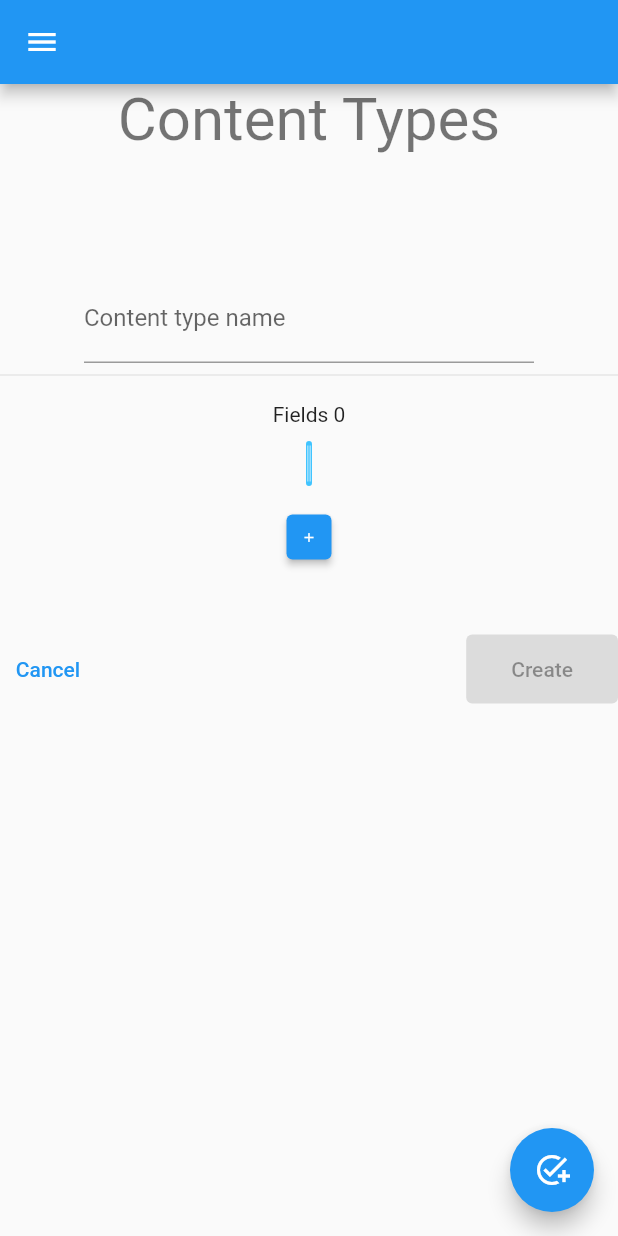
After one commit to dimitarsi/flutter-cms-client, a Flutter app: the StoryConfigPage screen opened by its route, on a phone screen of 412 x 824 dp. The commit adds this screen. Run offline on Flutter 3.47's test engine with Material 2 defaults, Android fonts, the phone set to English and light mode, and no system bars; our stand-ins replace flutter_bloc, go_router, url_strategy; missing offline and left inert: dart:html.

Commit message:
feat: create story config

```diff
--- a/lib/components/navigation/sidenav.dart
+++ b/lib/components/navigation/sidenav.dart
@@ -21,6 +21,7 @@ class SideNav extends Drawer {
     ['/', 'Home', {}],
     ['/login', 'Login', {}],
     ['/todos', 'Todos', {}],
+    ['/story-configs', 'Content Types', {}],
     [
       '/pages/foo',
       'Pages - Foo',
@@ -30,7 +31,7 @@ class SideNav extends Drawer {
       '/pages/bar',
       'Pages - Bar',
       {'slug': 'bar'}
-    ]
+    ],
   ];
 
   List<Widget> routes(BuildContext context) {
--- a/lib/main.dart
+++ b/lib/main.dart
@@ -11,7 +11,9 @@ import 'views/auth/login_page.dart';
 import 'views/home/home_page.dart';
 import 'package:url_strategy/url_strategy.dart';
 
-var publicLocations = ['/login', '/reset-password'];
+import 'views/story_config/story_config_page.dart';
+
+var publicLocations = ['/login', '/reset-password', '/story-configs'];
 
 void main() {
   setPathUrlStrategy();
@@ -27,8 +29,6 @@ class MyApp extends StatelessWidget {
     var routes = GoRouter(
       redirect: (context, state) {
         var auth = context.read<AuthCubit>();
-
-        print(">> ${state.location}");
 
         var isKnownPublicRoute = publicLocations.firstWhere(
             (element) => state.location.startsWith(element),
@@ -64,7 +64,10 @@ class MyApp extends StatelessWidget {
                 // key: state.pageKey,
                 slug: state.params['slug'] ?? 'default',
               );
-            })
+            }),
+        GoRoute(
+            path: '/story-configs',
+            builder: (context, state) => StoryConfigPage())
       ],
       // errorBuilder: (context, state,) {
       //   print(state.);
--- a/lib/views/auth/forms/register.dart
+++ b/lib/views/auth/forms/register.dart
@@ -81,7 +81,7 @@ class RegisterForm extends StatelessWidget {
           children: [
             const Text("Already have an account?"),
             TextButton(
-                onPressed: () => pageViewController?.jumpTo(0),
+                onPressed: () => pageViewController.jumpTo(0),
                 child: const Text("Login"))
           ],
         ),
--- /dev/null
+++ b/lib/views/story_config/story_config_page.dart
@@ -0,0 +1,464 @@
+import 'dart:convert';
+import 'dart:html';
+import 'dart:math';
+
+import 'package:flutter/material.dart';
+import 'package:flutter/services.dart';
+import 'package:flutter/src/widgets/framework.dart';
+import 'package:flutter/src/widgets/placeholder.dart';
+import 'package:plenty_cms/components/navigation/sidenav.dart';
+import 'package:http/http.dart';
+
+class StoryConfigPage extends StatefulWidget {
+  StoryConfigPage({super.key});
+
+  @override
+  State<StoryConfigPage> createState() => _StoryConfigPageState();
+}
+
+class PaddedText extends StatelessWidget {
+  final String data;
+
+  const PaddedText(this.data, {Key? key}) : super(key: key);
+
+  @override
+  Widget build(BuildContext context) {
+    return Padding(
+      padding: EdgeInsets.symmetric(horizontal: 8),
+      child: Text(data),
+    );
+  }
+}
+
+const dropdownOptions = [
+  DropdownMenuItem(
+    value: "text",
+    child: PaddedText("Text"),
+  ),
+  DropdownMenuItem(
+    value: "number",
+    child: PaddedText("Number"),
+  ),
+  DropdownMenuItem(
+    value: "date",
+    child: PaddedText("Date"),
+  ),
+  DropdownMenuItem(
+    value: "gallery",
+    child: PaddedText("Gallery"),
+  ),
+  DropdownMenuItem(
+    value: "list",
+    child: PaddedText("List"),
+  ),
+  DropdownMenuItem(
+    value: "reference",
+    child: PaddedText("Reference"),
+  ),
+  DropdownMenuItem(
+    value: "custom",
+    child: PaddedText("Custom"),
+  ),
+];
+
+class GroupConfig {
+  GroupConfig(
+      {required this.displayName,
+      required this.type,
+      this.width = '100%',
+      this.value = '',
+      this.label = ''}) {
+    if (label.isEmpty) {
+      label = displayName.replaceAll(RegExp(r'\s+'), "_").toLowerCase();
+    }
+  }
+
+  String label;
+  String displayName;
+  String type;
+  String width;
+  String value;
+  final int _uniqId = Random.secure().nextInt(999);
+  final int _uniqIdAgain = Random.secure().nextInt(999);
+
+  String get uuid => "$_uniqId-$_uniqIdAgain";
+
+  bool showSettings = false;
+  bool hasDefaultValue = false;
+
+  Map<String, String> toJson() {
+    return {
+      "label": label,
+      "displayName": displayName,
+      "type": type,
+      "width": width,
+    };
+  }
+}
+
+class _StoryConfigPageState extends State<StoryConfigPage> {
+  List<GroupConfig> groupConfigList = [];
+
+  @override
+  Widget build(BuildContext context) {
+    return Scaffold(
+      drawer: SideNav(),
+      appBar: AppBar(),
+      floatingActionButton: addFieldsButton(),
+      body: DropdownButtonHideUnderline(
+        child: Column(
+          children: [
+            pageTitle(),
+            Container(
+              height: 80,
+            ),
+            nameSection(),
+            groupConfingCount(),
+            fileds(),
+            saveButtons(context)
+          ],
+        ),
+      ),
+    );
+  }
+
+  final TextEditingController groupNameController = TextEditingController();
+  final groupNameLabel = const InputDecoration(labelText: "Content type name");
+
+  Text groupConfingCount() => Text("Fields ${groupConfigList.length}");
+
+  Widget pageTitle() {
+    return Text(
+      "Content Types",
+      style: Theme.of(context).textTheme.headlineLarge,
+    );
+  }
+
+  Widget nameSection() {
+    return Container(
+      padding: const EdgeInsets.only(bottom: 10),
+      child: Column(
+        children: [
+          SizedBox(
+            width: 300,
+            child: TextField(
+              controller: groupNameController,
+              decoration: groupNameLabel,
+            ),
+          ),
+          const Divider()
+        ],
+      ),
+    );
+  }
+
+  void _addElement() {
+    setState(() {
+      String index = (groupConfigList.length + 1).toString().padLeft(2, '0');
+
+      groupConfigList
+          .add(GroupConfig(displayName: "Field $index", type: "text"));
+
+      groupConfigList = groupConfigList;
+    });
+  }
+
+  Widget fileds() {
+    // var fields = ['Group Name', 'Type', 'Width'];
+
+    List<Widget> fieldsList = [];
+
+    const fieldName = InputDecoration(labelText: "Field Name");
+
+    ButtonStyle bs = ElevatedButton.styleFrom(
+        padding: EdgeInsets.all(3), minimumSize: Size(30, 30));
+
+    var index = 0;
+    for (var element in groupConfigList) {
+      fieldsList.add(Row(
+        key: Key(element.hashCode.toString()),
+        mainAxisAlignment: MainAxisAlignment.center,
+        crossAxisAlignment: CrossAxisAlignment.end,
+        children: [
+          Container(
+            margin: EdgeInsets.only(bottom: 5),
+            width: min(MediaQuery.of(context).size.width - 20, 1200),
+            padding: EdgeInsets.all(20),
+            decoration: BoxDecoration(
+                borderRadius: BorderRadius.circular(6),
+                border: Border.all(
+                    width: 2, color: Color.fromARGB(179, 208, 208, 208)),
+                color: Color.fromARGB(221, 240, 240, 240)),
+            child: Column(
+              children: [
+                SizedBox(
+                  width: 1200,
+                  child: Row(
+                    mainAxisAlignment: MainAxisAlignment.center,
+                    children: [
+                      ConstrainedBox(
+                        constraints:
+                            BoxConstraints(minWidth: 100, maxWidth: 300),
+                        child: Column(
+                          crossAxisAlignment: CrossAxisAlignment.start,
+                          children: [
+                            TextField(
+                              decoration: fieldName,
+                              onChanged: (value) => setState(() {
+                                element.displayName = value.toString();
+                                element.label = value
+                                    .toString()
+                                    .replaceAll(RegExp(r'(\s+)'), "_")
+                                    .toLowerCase();
+                              }),
+                            ),
+                            Padding(
+                              padding: const EdgeInsets.only(top: 4),
+                              child: Text(
+                                element.label,
+                                style: Theme.of(context).textTheme.labelSmall,
+                              ),
+                            )
+                          ],
+                        ),
+                      ),
+                      Container(
+                        width: 10,
+                      ),
+                      if (element.type == 'reference')
+                        ...referenceFields(element),
+                      Container(
+                        width: 10,
+                      ),
+                      ConstrainedBox(
+                        constraints:
+                            BoxConstraints(minWidth: 100, maxWidth: 300),
+                        child: Column(
+                          children: [
+                            DropdownButton(
+                              isExpanded: true,
+                              elevation: 10,
+                              // alignment: AlignmentDirectional.bottomCenter,
+                              items: dropdownOptions,
+                              hint: Text("Field Type"),
+                              value: element.type,
+                              onChanged: (val) {
+                                setState(() {
+                                  element.type = val.toString();
+                                });
+                              },
+                            ),
+                            Container(
+                              height: 1,
+                              color: Colors.black,
+                            )
+                          ],
+                        ),
+                      ),
+                      Container(
+                        width: 10,
+                      ),
+                      TextButton(
+                          onPressed: () {
+                            setState(() {
+                              element.showSettings = !element.showSettings;
+                            });
+                          },
+                          child: const Icon(Icons.settings))
+                    ],
+                  ),
+                ),
+                elementSettings(element),
+              ],
+            ),
+          ),
+          Container(
+            width: 5,
+          ),
+          Padding(
+            padding: const EdgeInsets.only(bottom: 8),
+            child: ElevatedButton(
+                style: bs.merge(
+                    ElevatedButton.styleFrom(backgroundColor: Colors.red)),
+                onPressed: () {
+                  setState(() {
+                    groupConfigList.remove(element);
+                  });
+                },
+                child: Icon(
+                  Icons.delete,
+                  size: 10,
+                )),
+          )
+        ],
+      ));
+      index += 1;
+    }
+
+    return Column(
+      children: [
+        ...fieldsList,
+        Padding(
+            padding: EdgeInsets.symmetric(vertical: 10),
+            child: Container(
+              height: 30,
+              width: 4,
+              decoration: BoxDecoration(
+                  color: Colors.lightBlueAccent,
+                  borderRadius: BorderRadius.circular(3),
+                  border: Border.all(width: 3, color: Colors.lightBlueAccent)),
+            )),
+        ElevatedButton(
+          child: Icon(
+            Icons.add,
+            size: 10,
+          ),
+          style: bs,
+          onPressed: _addElement,
+        )
+      ],
+    );
+  }
+
+  Widget elementSettings(GroupConfig element) {
+    if (!element.showSettings) {
+      return Container();
+    }
+
+    return Column(
+      children: [
+        const Text("Settings"),
+        Row(
+          crossAxisAlignment: CrossAxisAlignment.center,
+          mainAxisAlignment: MainAxisAlignment.center,
+          children: [
+            const SizedBox(
+              width: 100,
+              child: TextField(
+                decoration: InputDecoration(labelText: "Width"),
+              ),
+            ),
+            const SizedBox(
+              width: 20,
+              height: 20,
+            ),
+            if (['text', 'number']
+                    .indexWhere((options) => options == element.type) >
+                -1)
+              SizedBox(
+                width: 100,
+                child: TextField(
+                    decoration:
+                        const InputDecoration(labelText: "Default Value"),
+                    keyboardType: element.type == 'number'
+                        ? TextInputType.number
+                        : TextInputType.text),
+              ),
+            if (element.type == 'date')
+              Row(
+                children: [
+                  const Text("Set current date as default:"),
+                  Switch(value: true, onChanged: (_v) {})
+                ],
+              )
+          ],
+        ),
+      ],
+    );
+  }
+
+  Widget addFieldsButton() {
+    return FloatingActionButton(
+      onPressed: _addElement,
+      child: const Icon(Icons.add_task),
+    );
+  }
+
+  ButtonStyle buttoStyle = ElevatedButton.styleFrom(
+      padding: const EdgeInsets.symmetric(horizontal: 30, vertical: 15));
+
+  Widget saveButtons(BuildContext context) {
+    var nonEmptyConfigList = groupConfigList
+        .where((element) => element.displayName.isNotEmpty)
+        .toList();
+
+    return Padding(
+      padding: const EdgeInsets.only(top: 40),
+      child: SizedBox(
+        width: 450,
+        child: Row(
+          mainAxisAlignment: MainAxisAlignment.spaceBetween,
+          children: [
+            TextButton(onPressed: () {}, child: const Text("Cancel")),
+            GestureDetector(
+              onTap: () {
+                if (nonEmptyConfigList.isEmpty) {
+                  showModalBottomSheet(
+                      context: context,
+                      builder: (BuildContext _) => const Text("Hello World"));
+                }
+              },
+              child: ElevatedButton(
+                onPressed: nonEmptyConfigList.isEmpty
+                    ? null
+                    : () async {
+                        Map<String, String> headers = <String, String>{};
+                        headers["x-access-token"] =
+                            "365a7406-6e6d-4e60-ad6d-8550513cc62b";
+                        headers["content-type"] = "application/json";
+
+                        var body = json.encode({
+                          "name": groupNameController.text,
+                          "fields": groupConfigList,
+                          "slug": groupNameController.text
+                              .replaceAll(RegExp(r'\s+'), '_')
+                              .toLowerCase()
+                        });
+
+                        post(Uri.parse("http://localhost:8000/story-configs"),
+                            headers: headers, body: body);
+                      },
+                style: buttoStyle,
+                child: const Text("Create"),
+              ),
+            )
+          ],
+        ),
+      ),
+    );
+  }
+
+  List<Widget> referenceFields(GroupConfig element) {
+    return [
+      Expanded(
+        flex: 1,
+        child: DropdownButton(
+          items: [
+            DropdownMenuItem(
+              child: Text("Content Type Mock 01"),
+              value: 1,
+            ),
+            DropdownMenuItem(child: Text("Content Type Mock 02"), value: 2)
+          ],
+          onChanged: (Object? value) {},
+        ),
+      ),
+      SizedBox(
+        width: 50,
+        child: TextField(
+            keyboardType:
+                TextInputType.numberWithOptions(signed: false, decimal: false),
+            decoration: InputDecoration(
+              label: Text("Min count"),
+            )),
+      ),
+      SizedBox(
+        width: 50,
+        child: TextField(
+            keyboardType:
+                TextInputType.numberWithOptions(signed: false, decimal: false),
+            decoration: InputDecoration(label: Text("Max count"))),
+      ),
+    ];
+  }
+}
```
Also changed, not shown: lib/views/story_config/story_config_form.dart (added).
